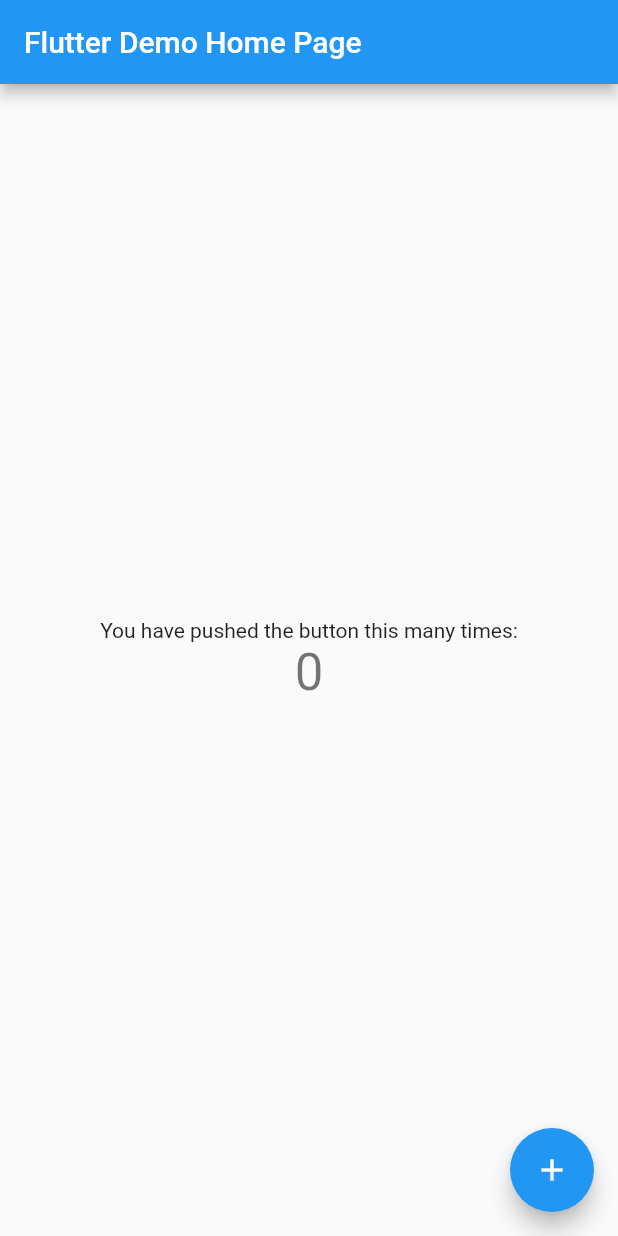
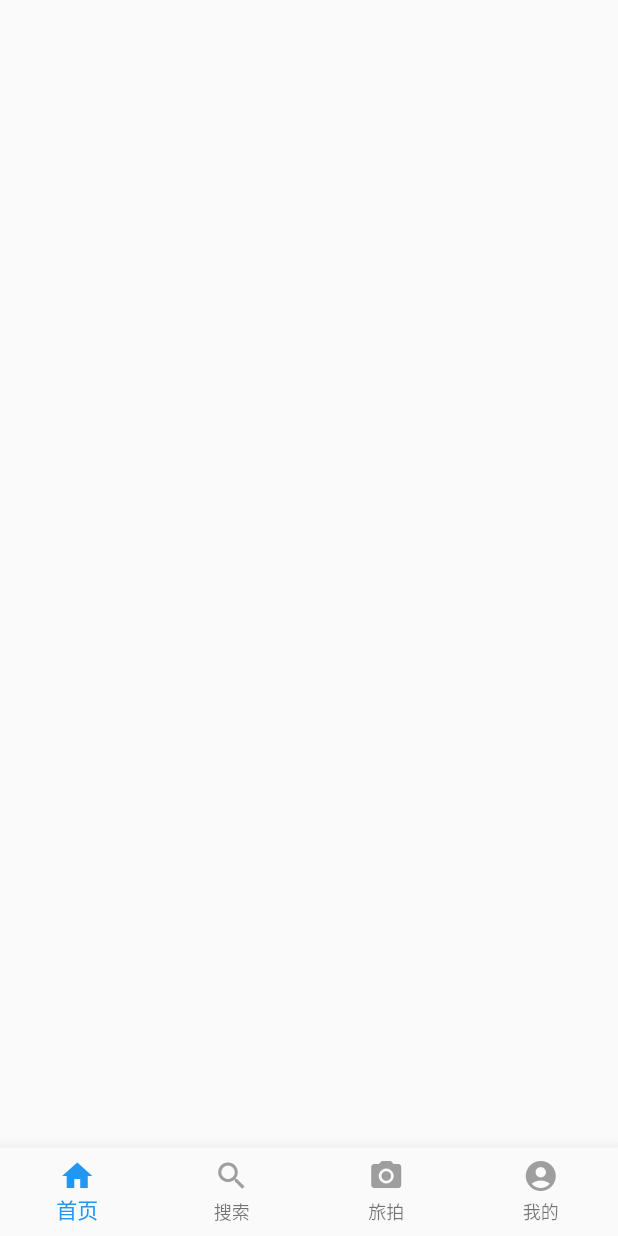
Before and after one commit to gaoleilvzss/FlutterTravel, a Flutter app: the screen it shows after launch, on a phone screen of 412 x 824 dp. Run offline on Flutter 3.47's test engine with Material 2 defaults, Android fonts, the phone set to English and light mode, and no system bars.

Commit message:
搭建首页底部navigator框架

```diff
--- a/flutter_tra/lib/main.dart
+++ b/flutter_tra/lib/main.dart
@@ -1,4 +1,6 @@
 import 'package:flutter/material.dart';
+
+import 'navigator/tab_navigator.dart';
 
 void main() => runApp(MyApp());
 
@@ -20,7 +22,7 @@ class MyApp extends StatelessWidget {
         // is not restarted.
         primarySwatch: Colors.blue,
       ),
-      home: MyHomePage(title: 'Flutter Demo Home Page'),
+      home: TabNavigator(),
     );
   }
 }
--- /dev/null
+++ b/flutter_tra/lib/navigator/tab_navigator.dart
@@ -0,0 +1,90 @@
+import 'package:flutter/material.dart';
+import 'package:flutter_tra/pgaes/home_page.dart';
+import 'package:flutter_tra/pgaes/my_page.dart';
+import 'package:flutter_tra/pgaes/search_page.dart';
+import 'package:flutter_tra/pgaes/travel_page.dart';
+
+class TabNavigator extends StatefulWidget {
+  @override
+  _TabNavigatorState createState() => _TabNavigatorState();
+}
+
+int _currentIndex = 0;
+PageController _controller = PageController(initialPage: 0);
+List pageList = [HomePage(), SearchPage(), TravelPage(), MyPage()];
+final _defaultColor = Colors.grey;
+final _activeColor = Colors.blue;
+
+class _TabNavigatorState extends State<TabNavigator> {
+  @override
+  Widget build(BuildContext context) {
+    return Scaffold(
+      body: PageView.builder(
+        itemCount: pageList.length,
+        controller: _controller,
+          onPageChanged: (index) {
+        setState(() {
+          _currentIndex = index;
+        });
+      }, itemBuilder: (BuildContext context, int index) {
+        return pageList[index];
+      }),
+      bottomNavigationBar: BottomNavigationBar(
+        currentIndex: _currentIndex,
+        type: BottomNavigationBarType.fixed,
+        onTap: (index) {
+          setState(() {
+            _controller.jumpToPage(index);
+            _currentIndex = index;
+          });
+        },
+        items: [
+          BottomNavigationBarItem(
+              icon: Icon(
+                Icons.home,
+                color: _defaultColor,
+              ),
+              activeIcon: Icon(Icons.home, color: _activeColor),
+              title: Text(
+                '首页',
+                style: TextStyle(
+                    color: _currentIndex == 0 ? _activeColor : _defaultColor),
+              )),
+          BottomNavigationBarItem(
+              icon: Icon(
+                Icons.search,
+                color: _defaultColor,
+              ),
+              activeIcon: Icon(Icons.search, color: _activeColor),
+              title: Text(
+                '搜索',
+                style: TextStyle(
+                    color: _currentIndex == 1 ? _activeColor : _defaultColor),
+              )),
+          BottomNavigationBarItem(
+              icon: Icon(
+                Icons.camera_alt,
+                color: _defaultColor,
+              ),
+              activeIcon: Icon(Icons.camera_alt, color: _activeColor),
+              title: Text(
+                '旅拍',
+                style: TextStyle(
+                    color: _currentIndex == 2 ? _activeColor : _defaultColor),
+              )),
+          BottomNavigationBarItem(
+              icon: Icon(
+                Icons.account_circle,
+                color: _defaultColor,
+              ),
+              activeIcon: Icon(Icons.account_circle, color: _activeColor),
+              title: Text(
+                '我的',
+                style: TextStyle(
+                    color: _currentIndex == 3 ? _activeColor : _defaultColor),
+              )),
+        ],
+      ),
+    );
+  }
+}
--- /dev/null
+++ b/flutter_tra/lib/pgaes/home_page.dart
@@ -0,0 +1,13 @@
+import 'package:flutter/material.dart';
+
+class HomePage extends StatefulWidget {
+  @override
+  _HomePageState createState() => _HomePageState();
+}
+
+class _HomePageState extends State<HomePage> {
+  @override
+  Widget build(BuildContext context) {
+    return Container();
+  }
+}
--- a/flutter_tra/pubspec.yaml
+++ b/flutter_tra/pubspec.yaml
@@ -23,7 +23,7 @@ dependencies:
   # The following adds the Cupertino Icons font to your application.
   # Use with the CupertinoIcons class for iOS style icons.
   cupertino_icons: ^0.1.2
-
+  flutter_swiper: ^1.1.6
 dev_dependencies:
   flutter_test:
     sdk: flutter
```
Also changed, not shown: flutter_tra/lib/pgaes/my_page.dart (added, +12 -0 lines), flutter_tra/lib/pgaes/search_page.dart (added, +13 -0 lines), flutter_tra/lib/pgaes/travel_page.dart (added, +13 -0 lines), flutter_tra/pubspec.lock.
